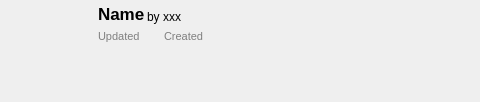
First picture: the form in src/ui/curseforge/curseforgemoditemwidget.ui, repository kaniol-lck/modmanager, before the edit; both pictures show x 0 to 480 and y 0 to 102 of the 722 by 102 pixel window.
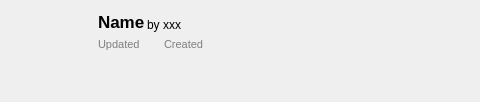
Second picture: the form after the edit. Icons and pictures are not drawn. Custom widgets are drawn as their Qt base class.

Patch:
```diff
--- a/src/ui/curseforge/curseforgemoditemwidget.ui
+++ b/src/ui/curseforge/curseforgemoditemwidget.ui
@@ -154,6 +154,12 @@
            <verstretch>0</verstretch>
           </sizepolicy>
          </property>
+         <property name="minimumSize">
+          <size>
+           <width>0</width>
+           <height>28</height>
+          </size>
+         </property>
          <property name="font">
           <font>
            <pointsize>13</pointsize>
@@ -374,6 +380,14 @@
    </item>
   </layout>
  </widget>
+ <customwidgets>
+  <customwidget>
+   <class>TagsWidget</class>
+   <extends>QWidget</extends>
+   <header location="global">ui/tagswidget.h</header>
+   <container>1</container>
+  </customwidget>
+ </customwidgets>
  <resources/>
  <connections/>
 </ui>
```
Left out of the diff: 11 changed lines with no effect on the pictures.
